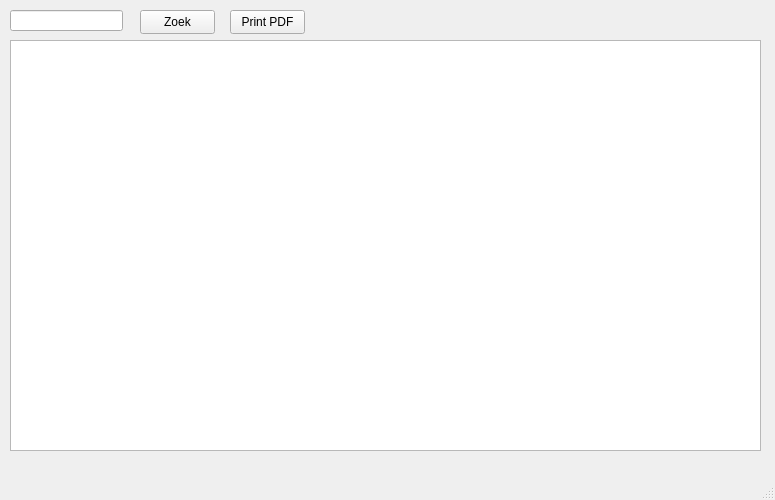
1000monkeys/QtKoeWare, file QtKoeWare/UI Files/PrintPDF.ui: the form before one commit.
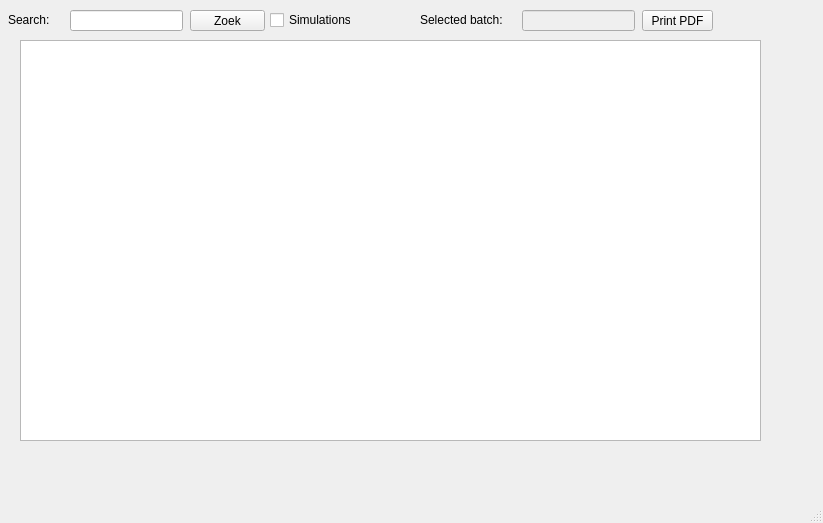
The form after the commit.

Commit message: PDF works and simulation works

The edit to the form file:
```diff
--- a/QtKoeWare/UI Files/PrintPDF.ui
+++ b/QtKoeWare/UI Files/PrintPDF.ui
@@ -6,8 +6,8 @@
    <rect>
     <x>0</x>
     <y>0</y>
-    <width>775</width>
-    <height>500</height>
+    <width>823</width>
+    <height>523</height>
    </rect>
   </property>
   <property name="windowTitle">
@@ -17,10 +17,10 @@
    <widget class="QPushButton" name="searchButton">
     <property name="geometry">
      <rect>
-      <x>140</x>
+      <x>190</x>
       <y>10</y>
       <width>75</width>
-      <height>24</height>
+      <height>21</height>
      </rect>
     </property>
     <property name="text">
@@ -30,7 +30,7 @@
    <widget class="QLineEdit" name="searchLineEdit">
     <property name="geometry">
      <rect>
-      <x>10</x>
+      <x>70</x>
       <y>10</y>
       <width>113</width>
       <height>21</height>
@@ -40,26 +40,78 @@
    <widget class="QTableView" name="tableView">
     <property name="geometry">
      <rect>
-      <x>10</x>
+      <x>20</x>
       <y>40</y>
-      <width>751</width>
-      <height>411</height>
+      <width>741</width>
+      <height>401</height>
      </rect>
     </property>
    </widget>
    <widget class="QPushButton" name="printButton_2">
     <property name="geometry">
      <rect>
-      <x>230</x>
+      <x>642</x>
       <y>10</y>
-      <width>75</width>
-      <height>24</height>
+      <width>71</width>
+      <height>21</height>
      </rect>
     </property>
     <property name="text">
      <string>Print PDF</string>
     </property>
    </widget>
+   <widget class="QLineEdit" name="selectedBatch">
+    <property name="enabled">
+     <bool>false</bool>
+    </property>
+    <property name="geometry">
+     <rect>
+      <x>522</x>
+      <y>10</y>
+      <width>113</width>
+      <height>21</height>
+     </rect>
+    </property>
+   </widget>
+   <widget class="QLabel" name="label">
+    <property name="geometry">
+     <rect>
+      <x>420</x>
+      <y>10</y>
+      <width>91</width>
+      <height>20</height>
+     </rect>
+    </property>
+    <property name="text">
+     <string>Selected batch:</string>
+    </property>
+   </widget>
+   <widget class="QLabel" name="label_2">
+    <property name="geometry">
+     <rect>
+      <x>8</x>
+      <y>10</y>
+      <width>61</width>
+      <height>20</height>
+     </rect>
+    </property>
+    <property name="text">
+     <string>Search:</string>
+    </property>
+   </widget>
+   <widget class="QCheckBox" name="simulationsCheckBox">
+    <property name="geometry">
+     <rect>
+      <x>270</x>
+      <y>10</y>
+      <width>81</width>
+      <height>20</height>
+     </rect>
+    </property>
+    <property name="text">
+     <string>Simulations</string>
+    </property>
+   </widget>
   </widget>
   <widget class="QMenuBar" name="menubar">
    <property name="geometry">
```
Left out of the diff: 4 changed lines with no effect on the pictures. The commit also changes 12 other files.
